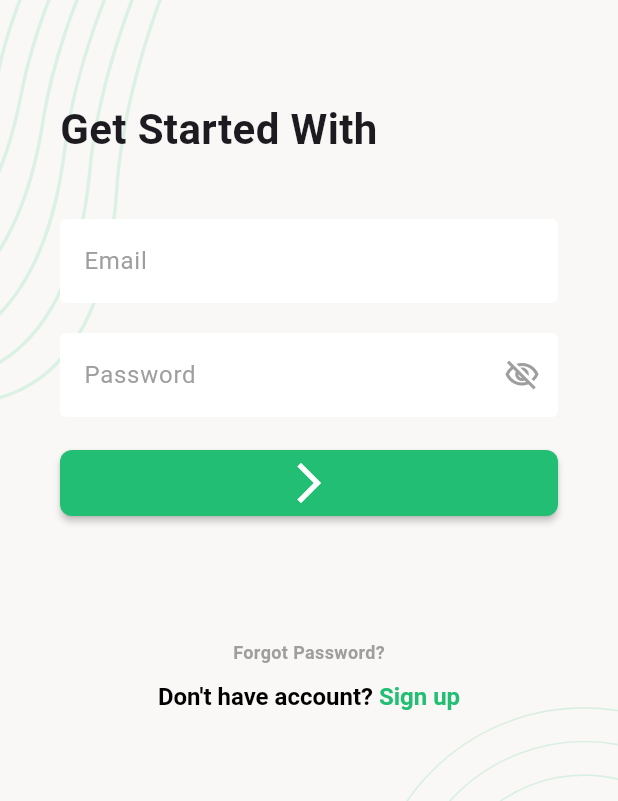
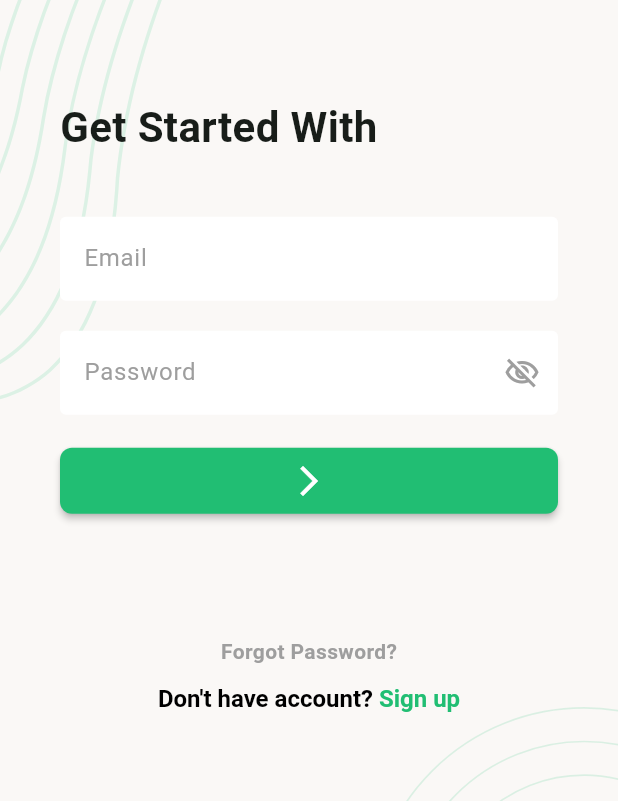
Before and after one commit to amitsurjo57/Flutter-Assignment, a Flutter app: the screen it shows after launch, on a phone screen of 412 x 824 dp. Shown: the part 213-1014 px from the top of the screen. Run offline on Flutter 3.47's test engine with Material 3 defaults, Android fonts, the phone set to English and light mode, and no system bars; our stand-ins replace flutter_svg, pin_code_fields.

Commit message:
Ostad Assignment

```diff
--- a/lib/main.dart
+++ b/lib/main.dart
@@ -1,5 +1,6 @@
 import 'package:flutter/material.dart';
-import 'package:greeting_app/screens/Starting%20App/splash_screen.dart';
+import 'package:greeting_app/screens/Starting%20Body/splash_screen.dart';
+import 'package:greeting_app/utils/common_color.dart';
 
 void main() {
   runApp(const MyApp());
@@ -10,9 +11,14 @@ class MyApp extends StatelessWidget {
 
   @override
   Widget build(BuildContext context) {
-    return const MaterialApp(
+    return MaterialApp(
       debugShowCheckedModeBanner: false,
-      home: SplashScreen(),
+      theme: ThemeData(
+        colorScheme: ColorScheme.fromSeed(
+          seedColor: CommonColor.commonColor,
+        ),
+      ),
+      home: const SplashScreen(),
     );
   }
 }
--- a/lib/screens/Starting App/enter_email.dart
+++ b/lib/screens/Starting Body/enter_email.dart
@@ -1,9 +1,9 @@
 import 'package:flutter/material.dart';
-import 'package:greeting_app/screens/Starting%20App/pin_verification.dart';
+import 'package:greeting_app/screens/Starting%20Body/pin_verification.dart';
 import 'package:greeting_app/ui/navigate_to_signin_page.dart';
 import 'package:greeting_app/widgets/Starting%20App/background_widget.dart';
-import 'package:greeting_app/widgets/Starting%20App/my_button.dart';
-import 'package:greeting_app/widgets/Starting%20App/user_text_field.dart';
+import 'package:greeting_app/widgets/Common%20Widget/my_button.dart';
+import 'package:greeting_app/widgets/Common%20Widget/user_text_field.dart';
 
 class EnterEmail extends StatefulWidget {
   const EnterEmail({super.key});
@@ -42,10 +42,6 @@ class _EnterEmailState extends State<EnterEmail> {
 
   MyButton buildMyButton() {
     return MyButton(
-      child: const Icon(
-        Icons.arrow_forward_ios,
-        color: Colors.white,
-      ),
       onPressed: () {
         Navigator.push(
           context,
--- a/lib/screens/Starting App/join_with_us.dart
+++ b/lib/screens/Starting Body/join_with_us.dart
@@ -2,8 +2,8 @@ import 'package:flutter/material.dart';
 import 'package:greeting_app/ui/navigate_to_signin_page.dart';
 import 'package:greeting_app/widgets/Starting%20App/password_text_field.dart';
 import 'package:greeting_app/widgets/Starting%20App/background_widget.dart';
-import 'package:greeting_app/widgets/Starting%20App/my_button.dart';
-import 'package:greeting_app/widgets/Starting%20App/user_text_field.dart';
+import 'package:greeting_app/widgets/Common%20Widget/my_button.dart';
+import 'package:greeting_app/widgets/Common%20Widget/user_text_field.dart';
 
 class JoinWithUs extends StatefulWidget {
   const JoinWithUs({super.key});
@@ -62,10 +62,6 @@ class _JoinWithUsState extends State<JoinWithUs> {
       onPressed: () {
         // TODO: Implement Register button
       },
-      child: const Icon(
-        Icons.arrow_forward_ios,
-        color: Colors.white,
-      ),
     );
   }
 
--- a/lib/screens/Starting App/log_in_screen.dart
+++ b/lib/screens/Starting Body/log_in_screen.dart
@@ -1,10 +1,11 @@
 import 'package:flutter/material.dart';
-import 'package:greeting_app/screens/Starting%20App/enter_email.dart';
+import 'package:greeting_app/screens/Main%20Body/home_screen.dart';
+import 'package:greeting_app/screens/Starting%20Body/enter_email.dart';
 import 'package:greeting_app/widgets/Starting%20App/password_text_field.dart';
 import 'package:greeting_app/widgets/Starting%20App/background_widget.dart';
 import 'package:greeting_app/widgets/Starting%20App/checking_account_sign_button.dart';
-import 'package:greeting_app/widgets/Starting%20App/my_button.dart';
-import 'package:greeting_app/widgets/Starting%20App/user_text_field.dart';
+import 'package:greeting_app/widgets/Common%20Widget/my_button.dart';
+import 'package:greeting_app/widgets/Common%20Widget/user_text_field.dart';
 
 class LogInScreen extends StatefulWidget {
   const LogInScreen({super.key});
@@ -61,13 +62,13 @@ class _LogInScreenState extends State<LogInScreen> {
   MyButton button() {
     return MyButton(
       onPressed: () {
-        //TODO: Log in
+        Navigator.push(
+          context,
+          MaterialPageRoute(
+            builder: (context) => const HomeScreen(),
+          ),
+        );
       },
-      child: const Icon(
-        Icons.arrow_forward_ios,
-        size: 32,
-        color: Colors.white,
-      ),
     );
   }
 
@@ -93,7 +94,6 @@ class _LogInScreenState extends State<LogInScreen> {
             child: const Text(
               'Forgot Password?',
               style: TextStyle(
-                fontSize: 12,
                 color: Colors.grey,
                 fontWeight: FontWeight.bold,
               ),
--- a/lib/screens/Starting App/pin_verification.dart
+++ b/lib/screens/Starting Body/pin_verification.dart
@@ -1,9 +1,9 @@
 import 'package:flutter/material.dart';
-import 'package:greeting_app/screens/Starting%20App/set_password.dart';
+import 'package:greeting_app/screens/Starting%20Body/set_password.dart';
 import 'package:greeting_app/utils/common_color.dart';
 import 'package:greeting_app/ui/navigate_to_signin_page.dart';
 import 'package:greeting_app/widgets/Starting%20App/background_widget.dart';
-import 'package:greeting_app/widgets/Starting%20App/my_button.dart';
+import 'package:greeting_app/widgets/Common%20Widget/my_button.dart';
 import 'package:pin_code_fields/pin_code_fields.dart';
 
 class PinVerification extends StatefulWidget {
--- a/lib/screens/Starting App/set_password.dart
+++ b/lib/screens/Starting Body/set_password.dart
@@ -1,9 +1,9 @@
 import 'package:flutter/material.dart';
-import 'package:greeting_app/screens/Starting%20App/join_with_us.dart';
+import 'package:greeting_app/screens/Starting%20Body/join_with_us.dart';
 import 'package:greeting_app/ui/navigate_to_signin_page.dart';
 import 'package:greeting_app/widgets/Starting%20App/password_text_field.dart';
 import 'package:greeting_app/widgets/Starting%20App/background_widget.dart';
-import 'package:greeting_app/widgets/Starting%20App/my_button.dart';
+import 'package:greeting_app/widgets/Common%20Widget/my_button.dart';
 
 class SetPassword extends StatefulWidget {
   const SetPassword({super.key});
--- a/lib/screens/Starting App/splash_screen.dart
+++ b/lib/screens/Starting Body/splash_screen.dart
@@ -2,7 +2,7 @@ import 'dart:async';
 
 import 'package:flutter/material.dart';
 import 'package:flutter_svg/flutter_svg.dart';
-import 'package:greeting_app/screens/Starting%20App/log_in_screen.dart';
+import 'package:greeting_app/screens/Starting%20Body/log_in_screen.dart';
 import 'package:greeting_app/widgets/Starting%20App/background_widget.dart';
 
 class SplashScreen extends StatefulWidget {
--- a/lib/ui/navigate_to_signin_page.dart
+++ b/lib/ui/navigate_to_signin_page.dart
@@ -1,5 +1,5 @@
 import 'package:flutter/material.dart';
-import 'package:greeting_app/screens/Starting%20App/log_in_screen.dart';
+import 'package:greeting_app/screens/Starting%20Body/log_in_screen.dart';
 import 'package:greeting_app/widgets/Starting%20App/checking_account_sign_button.dart';
 
 class NavigateToSignInPage {
--- a/lib/widgets/Starting App/my_button.dart
+++ b/lib/widgets/Common Widget/my_button.dart
@@ -7,7 +7,10 @@ class MyButton extends StatelessWidget {
 
   const MyButton({
     super.key,
-    required this.child,
+    this.child = const Icon(
+      Icons.arrow_forward_ios,
+      color: Colors.white,
+    ),
     required this.onPressed,
   });
 
--- a/lib/widgets/Starting App/user_text_field.dart
+++ b/lib/widgets/Common Widget/user_text_field.dart
@@ -7,6 +7,8 @@ class UserTextField extends StatelessWidget {
   final bool obSecureText;
   final TextInputType? textInputType;
   final Widget? suffixIcon;
+  final int maxLine;
+  final int? maxLength;
 
   const UserTextField({
     super.key,
@@ -14,6 +16,8 @@ class UserTextField extends StatelessWidget {
     required this.hintText,
     this.suffixIcon,
     this.textInputType,
+    this.maxLength,
+    this.maxLine = 1,
     this.obSecureText = false,
   });
 
@@ -24,6 +28,8 @@ class UserTextField extends StatelessWidget {
       cursorColor: CommonColor.commonColor,
       obscureText: obSecureText,
       keyboardType: textInputType,
+      maxLines: maxLine,
+      maxLength: maxLength,
       decoration: InputDecoration(
         suffixIcon: suffixIcon,
         fillColor: Colors.white,
--- a/lib/widgets/Starting App/password_text_field.dart
+++ b/lib/widgets/Starting App/password_text_field.dart
@@ -1,5 +1,5 @@
 import 'package:flutter/material.dart';
-import 'package:greeting_app/widgets/Starting%20App/user_text_field.dart';
+import 'package:greeting_app/widgets/Common%20Widget/user_text_field.dart';
 
 class PasswordTextField extends StatefulWidget {
   final TextEditingController textEditingController;
```
